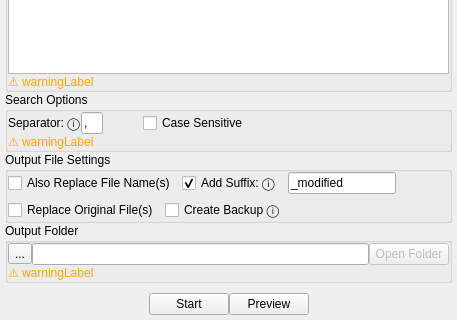
Old version of the form mainwindow.ui in the repository js-lm/Simple-Word-Replacer; both pictures show x 0 to 457 and y 335 to 655 of the 457 by 655 pixel window.
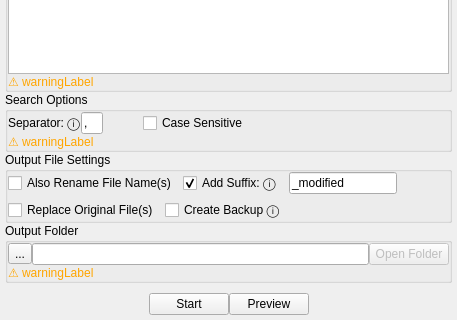
New version of the form. Icons and pictures are not drawn. Custom widgets are drawn as their Qt base class.

Patch:
```diff
--- a/mainwindow.ui
+++ b/mainwindow.ui
@@ -391,7 +391,7 @@
          <item>
           <widget class="QCheckBox" name="isReplacingFileName">
            <property name="text">
-            <string>Also Replace File Name(s)</string>
+            <string>Also Rename File Name(s)</string>
            </property>
           </widget>
          </item>
```
Left out of the diff: 6 changed lines with no effect on the pictures.
